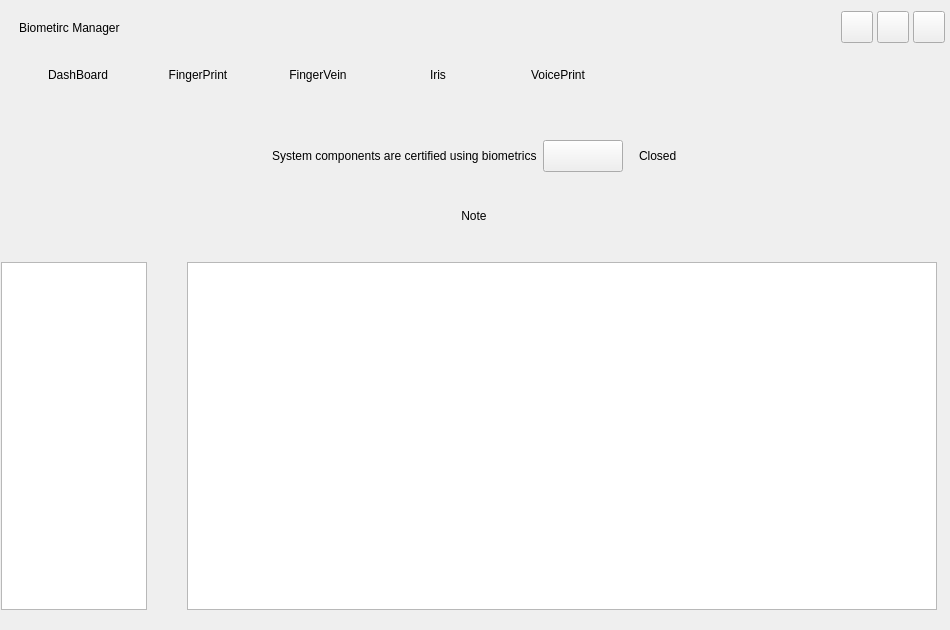
First picture: the form in src/mainwindow.ui, repository ukui/ukui-biometric-manager, before the edit.
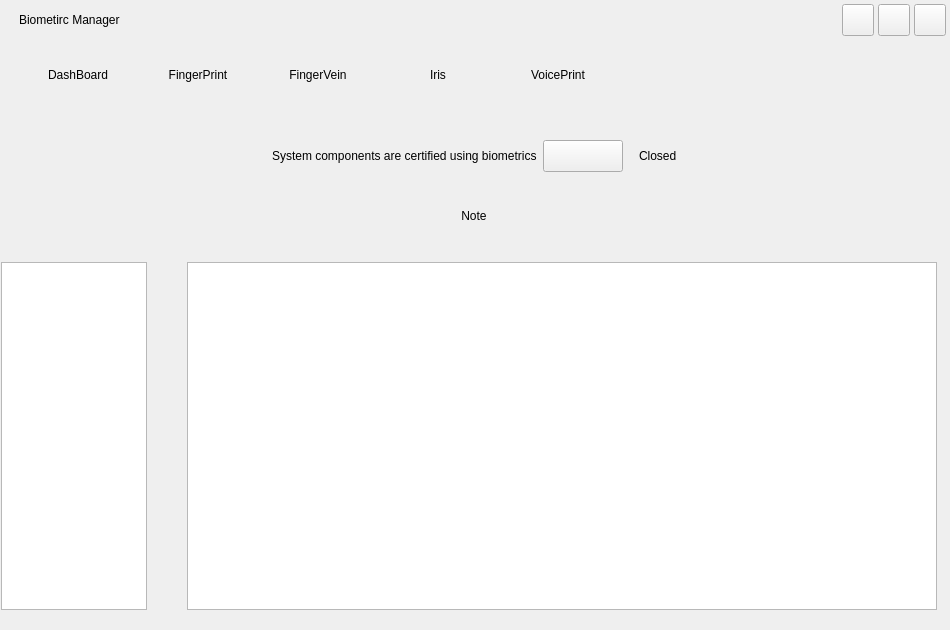
Second picture: the form after the edit.

Commit message: 调整菜单，添加帮助，退出选项，调整关于界面模态

Patch:
```diff
--- a/src/mainwindow.ui
+++ b/src/mainwindow.ui
@@ -45,10 +45,13 @@
      <number>8</number>
     </property>
     <property name="topMargin">
-     <number>5</number>
+     <number>4</number>
     </property>
     <property name="rightMargin">
-     <number>5</number>
+     <number>4</number>
+    </property>
+    <property name="bottomMargin">
+     <number>14</number>
     </property>
     <item>
      <widget class="QLabel" name="lblLogo">
```
The commit also changes 7 other files.
